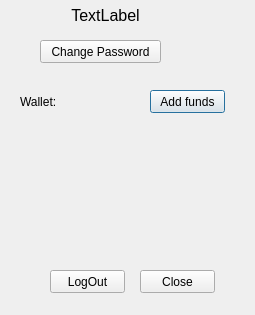
mprevir/bookstore_customer, file usersetting.ui: the form before one commit.
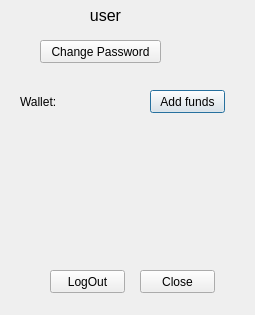
The form after the commit.

```diff
--- a/usersetting.ui
+++ b/usersetting.ui
@@ -32,7 +32,7 @@
 &lt;html&gt;&lt;head&gt;&lt;meta name=&quot;qrichtext&quot; content=&quot;1&quot; /&gt;&lt;style type=&quot;text/css&quot;&gt;
 p, li { white-space: pre-wrap; }
 &lt;/style&gt;&lt;/head&gt;&lt;body style=&quot; font-family:'MS Shell Dlg 2'; font-size:12pt; font-weight:400; font-style:normal;&quot;&gt;
-&lt;p align=&quot;center&quot; style=&quot; margin-top:0px; margin-bottom:0px; margin-left:0px; margin-right:0px; -qt-block-indent:0; text-indent:0px;&quot;&gt;TextLabel&lt;/p&gt;&lt;/body&gt;&lt;/html&gt;</string>
+&lt;p align=&quot;center&quot; style=&quot; margin-top:0px; margin-bottom:0px; margin-left:0px; margin-right:0px; -qt-block-indent:0; text-indent:0px;&quot;&gt;user&lt;/p&gt;&lt;/body&gt;&lt;/html&gt;</string>
    </property>
   </widget>
   <widget class="QLabel" name="label">
```
